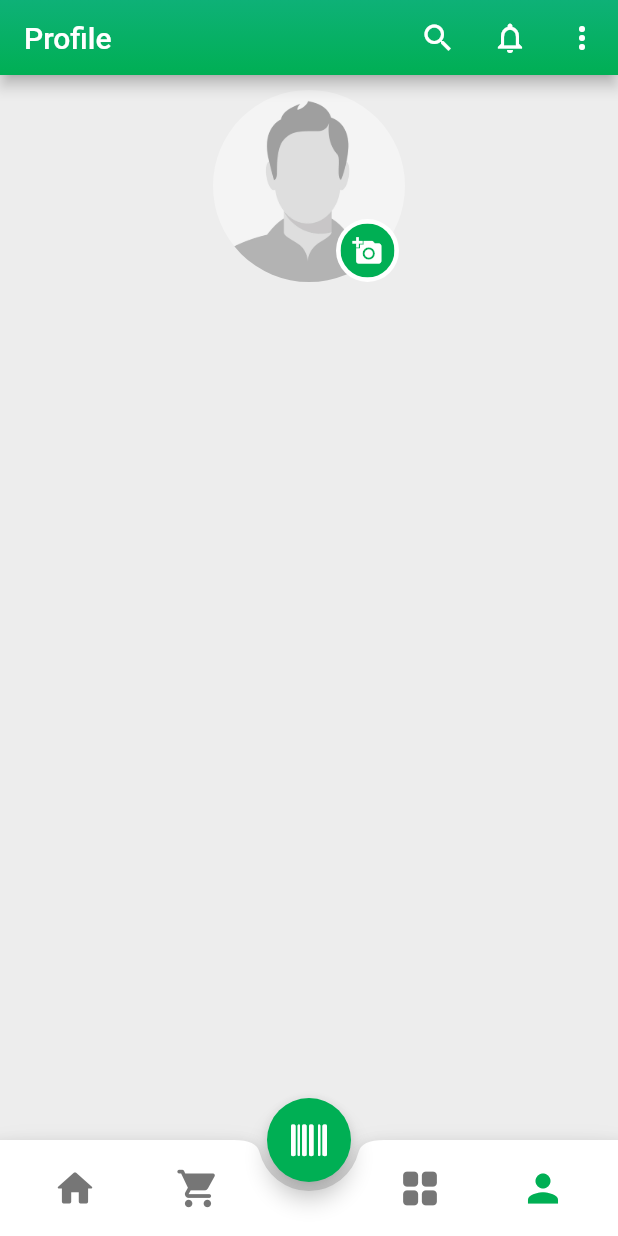
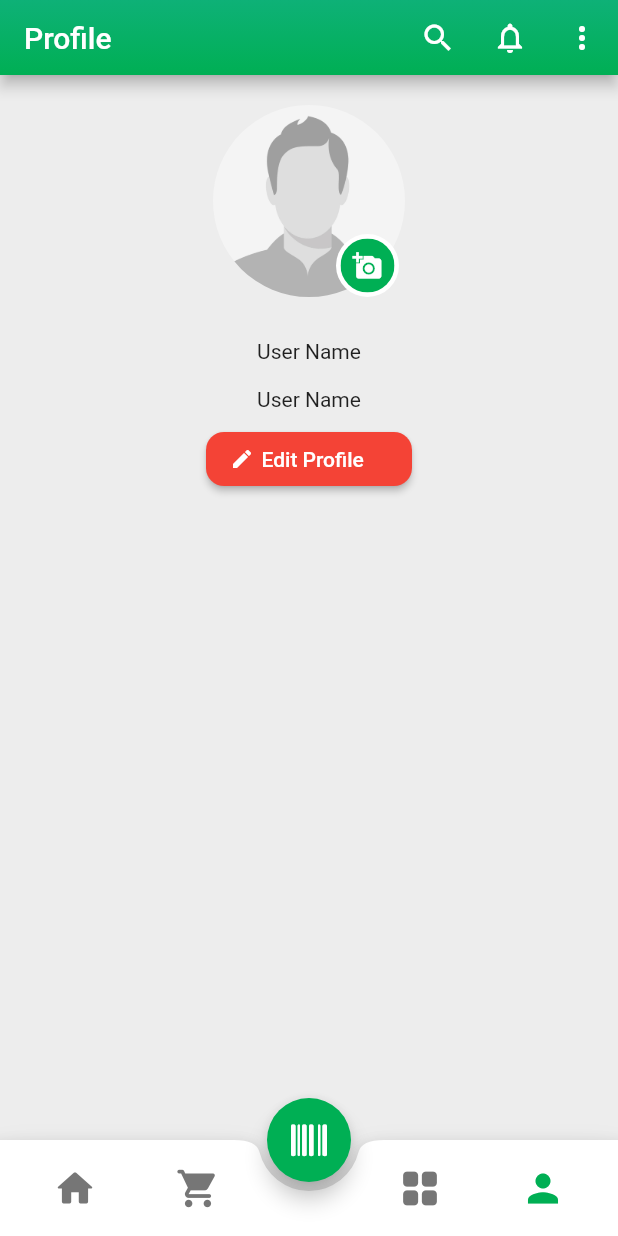
Before and after one commit to Yahya-khodr/pantry, a Flutter app: the screen it shows after launch, item 4 of the bottom bar chosen, on a phone screen of 412 x 824 dp. Run offline on Flutter 3.47's test engine with Material 2 defaults, Android fonts, the phone set to English and light mode, and no system bars; our stand-ins replace font_awesome_flutter, shared_preferences; missing offline and left inert: flutter_barcode_scanner; network calls fail.

Commit message:
Fixed the profile screen

```diff
--- a/frontend/lib/views/screens/profile_screen.dart
+++ b/frontend/lib/views/screens/profile_screen.dart
@@ -1,4 +1,6 @@
 import 'package:flutter/material.dart';
+import 'package:frontend/resources/palette.dart';
+import 'package:frontend/views/screens/update_profile_screens/update.dart';
 import 'package:frontend/views/widgets/custom_appbar_widget.dart';
 import 'package:frontend/views/widgets/profile_widget.dart';
 
@@ -12,20 +14,69 @@ class ProfileScreen extends StatefulWidget {
 class ProfileScreenState extends State<ProfileScreen> {
   @override
   Widget build(BuildContext context) {
+    Size size = MediaQuery.of(context).size;
     return Scaffold(
       appBar: const PreferredSize(
         preferredSize: Size.fromHeight(50),
         child: CustomAppBar(title: 'Profile'),
       ),
       body: Container(
-        margin: const EdgeInsets.fromLTRB(10.0, 10.0, 10.0, 0),
+        margin: const EdgeInsets.fromLTRB(10.0, 20.0, 10.0, 0),
         child: ListView(
           children: <Widget>[
             ProfileWidget(
               imagePath: 'assets/images/user-placeholder.jpg',
               onClicked: () {},
               isEdit: true,
-            )
+            ),
+            const SizedBox(
+              height: 20,
+            ),
+            Column(
+              crossAxisAlignment: CrossAxisAlignment.center,
+              children: <Widget>[
+                const Padding(
+                  padding: EdgeInsets.all(8.0),
+                  child: Text("User Name"),
+                ),
+                const Padding(
+                  padding: EdgeInsets.all(8.0),
+                  child: Text("User Name"),
+                ),
+                SizedBox(
+                  width: size.width / 3,
+                  child: ElevatedButton(
+                    onPressed: () {
+                      Navigator.of(context).push(
+                        MaterialPageRoute(
+                          builder: (BuildContext context) {
+                            return const UpdateProfileScreen();
+                          },
+                        ),
+                      );
+                    },
+                    child: Row(
+                      children: const [
+                        Icon(
+                          Icons.edit,
+                          color: Colors.white,
+                          size: 16,
+                        ),
+                        SizedBox(width: 5.0),
+                        Text("Edit Profile"),
+                      ],
+                    ),
+                    style: ElevatedButton.styleFrom(
+                      primary: Palette.buttonColorRed,
+                      onPrimary: Colors.white,
+                      shape: RoundedRectangleBorder(
+                        borderRadius: BorderRadius.circular(12), // <-- Radius
+                      ),
+                    ),
+                  ),
+                )
+              ],
+            ),
           ],
         ),
       ),
```
